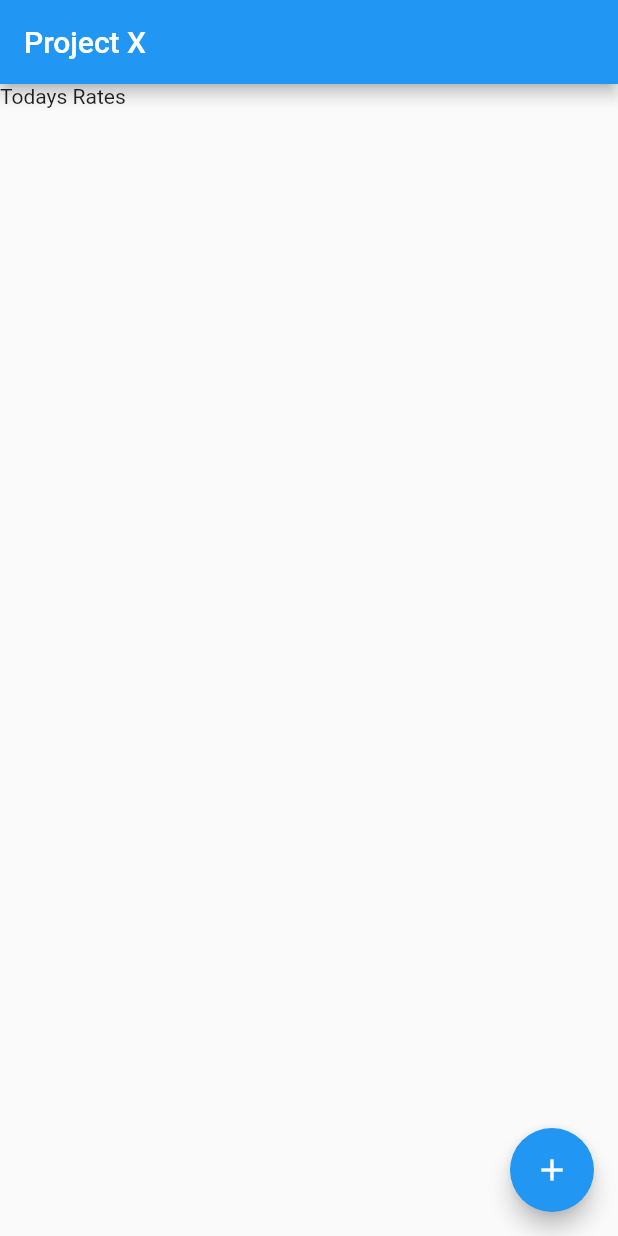
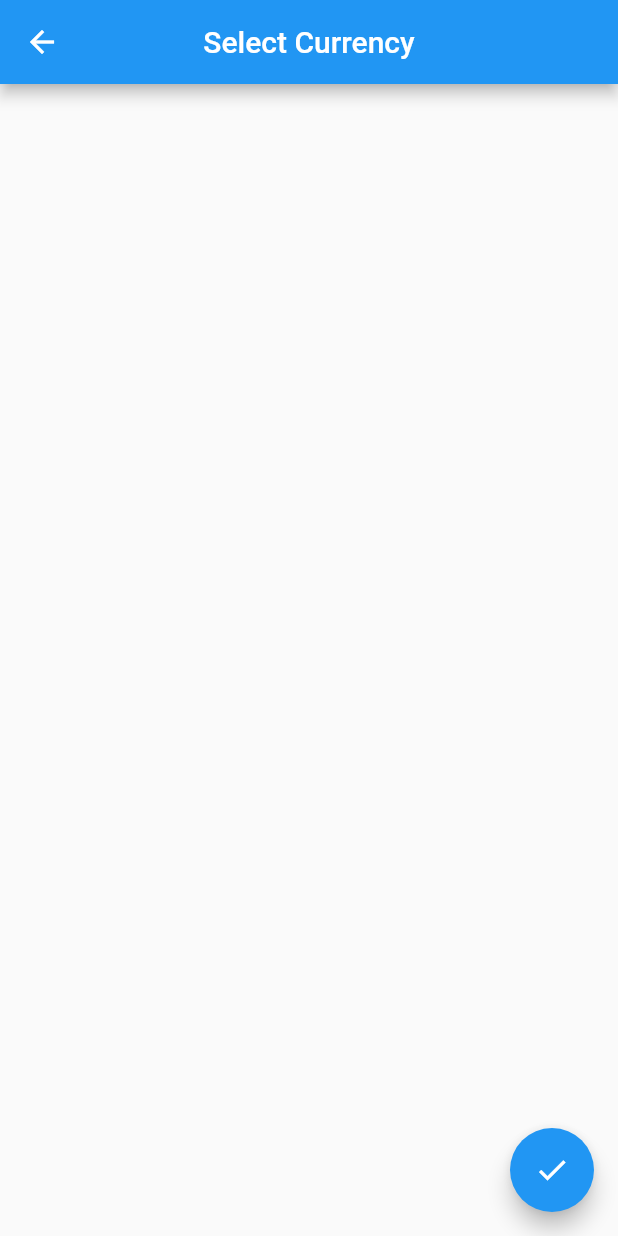
Before and after one commit to alistairholmes/ProjectX, a Flutter app: the screen it shows after launch, after a tap on the "add" icon, on a phone screen of 412 x 824 dp. Run offline on Flutter 3.47's test engine with Material 2 defaults, Android fonts, the phone set to English and light mode, and no system bars.

Commit message:
Base for screen UI

```diff
--- a/analysis_options.yaml
+++ b/analysis_options.yaml
@@ -24,6 +24,7 @@ linter:
   rules:
     # avoid_print: false  # Uncomment to disable the `avoid_print` rule
     # prefer_single_quotes: true  # Uncomment to enable the `prefer_single_quotes` rule
+    prefer_const_constructors: false
 
 # Additional information about this file can be found at
 # https://dart.dev/guides/language/analysis-options
--- a/lib/screens/add_currency_screen.dart
+++ b/lib/screens/add_currency_screen.dart
@@ -0,0 +1,23 @@
+import 'package:flutter/material.dart';
+
+class AddCurrency extends StatelessWidget {
+  const AddCurrency({Key? key}) : super(key: key);
+
+  @override
+  Widget build(BuildContext context) {
+    return Scaffold(
+      appBar: AppBar(
+        title: Text('Select Currency'),
+        centerTitle: true,
+      ),
+      body: Column(
+        children: [Text('')],
+      ),
+      floatingActionButton: FloatingActionButton(
+        onPressed: () {},
+        tooltip: 'Save Currency',
+        child: Icon(Icons.check),
+      ),
+    );
+  }
+}
--- a/lib/screens/convert_currency_screen.dart
+++ b/lib/screens/convert_currency_screen.dart
@@ -0,0 +1,22 @@
+import 'package:flutter/material.dart';
+
+class ConvertCurrency extends StatelessWidget {
+  const ConvertCurrency({Key? key}) : super(key: key);
+
+  @override
+  Widget build(BuildContext context) {
+    return Scaffold(
+      appBar: AppBar(
+        title: Text('Convert Currency'),
+      ),
+      body: Column(
+        children: [],
+      ),
+      floatingActionButton: FloatingActionButton(
+        onPressed: () {},
+        tooltip: 'Convert Currency',
+        child: Icon(Icons.shuffle),
+      ),
+    );
+  }
+}
--- a/lib/screens/home_screen.dart
+++ b/lib/screens/home_screen.dart
@@ -1,4 +1,6 @@
 import 'package:flutter/material.dart';
+import 'package:project_x/screens/add_currency_screen.dart';
+import 'package:project_x/widgets/currency_card.dart';
 
 class HomeScreen extends StatelessWidget {
   const HomeScreen({Key? key}) : super(key: key);
@@ -7,15 +9,26 @@ class HomeScreen extends StatelessWidget {
   Widget build(BuildContext context) {
     return Scaffold(
       appBar: AppBar(
-        title: const Text('Project X'),
+        title: Text('Project X'),
+        centerTitle: true,
       ),
       body: Column(
-        children: const [Text('Todays Rates')],
+        mainAxisAlignment: MainAxisAlignment.start,
+        children: [
+          Padding(
+            padding: const EdgeInsets.all(8.0),
+            child: Text('Todays Rates'),
+          ),
+          CurrencyCard(),
+        ],
       ),
       floatingActionButton: FloatingActionButton(
-        onPressed: () {},
+        onPressed: () {
+          Navigator.push(
+              context, MaterialPageRoute(builder: (context) => AddCurrency()));
+        },
         tooltip: 'Add Currency',
-        child: const Icon(Icons.add),
+        child: Icon(Icons.add),
       ),
     );
   }
--- /dev/null
+++ b/lib/widgets/currency_card.dart
@@ -0,0 +1,28 @@
+import 'package:flutter/material.dart';
+
+class CurrencyCard extends StatelessWidget {
+  @override
+  Widget build(BuildContext context) {
+    return Padding(
+      padding: const EdgeInsets.all(16.0),
+      child: Container(
+        height: 70,
+        child: Card(
+          child: Row(
+            mainAxisAlignment: MainAxisAlignment.spaceBetween,
+            children: [
+              Padding(
+                padding: const EdgeInsets.all(8.0),
+                child: Text('ZAR'),
+              ),
+              Padding(
+                padding: const EdgeInsets.all(8.0),
+                child: Text('16.00'),
+              )
+            ],
+          ),
+        ),
+      ),
+    );
+  }
+}
```
Also changed, not shown: 1 other file.
